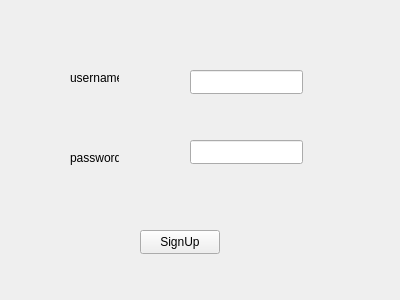
Old version of the form 3_Solution/test server/Test_client/signup.ui in the repository LeuConstantinCatalin/DummyChef.
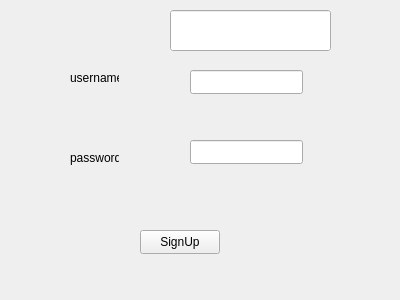
New version of the form.

What changed in the file:
```diff
--- a/3_Solution/test server/Test_client/signup.ui
+++ b/3_Solution/test server/Test_client/signup.ui
@@ -72,6 +72,25 @@
     <string>SignUp</string>
    </property>
   </widget>
+  <widget class="QLineEdit" name="retraySignUp">
+   <property name="geometry">
+    <rect>
+     <x>170</x>
+     <y>10</y>
+     <width>161</width>
+     <height>41</height>
+    </rect>
+   </property>
+   <property name="autoFillBackground">
+    <bool>true</bool>
+   </property>
+   <property name="alignment">
+    <set>Qt::AlignJustify|Qt::AlignVCenter</set>
+   </property>
+   <property name="readOnly">
+    <bool>true</bool>
+   </property>
+  </widget>
  </widget>
  <resources/>
  <connections/>
```
